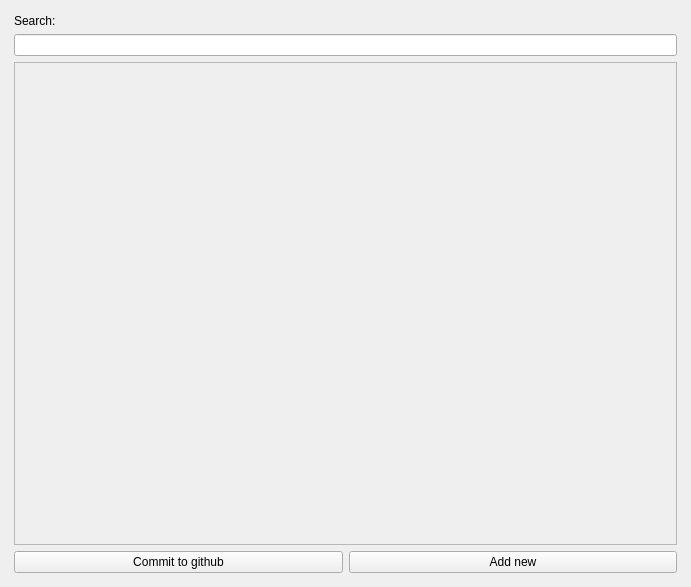
This is UI/json_editor.ui in TheCodingJsoftware/HBNI-Audio-Stream-Recorder as Qt 5 draws it before an edit. The edited form follows.
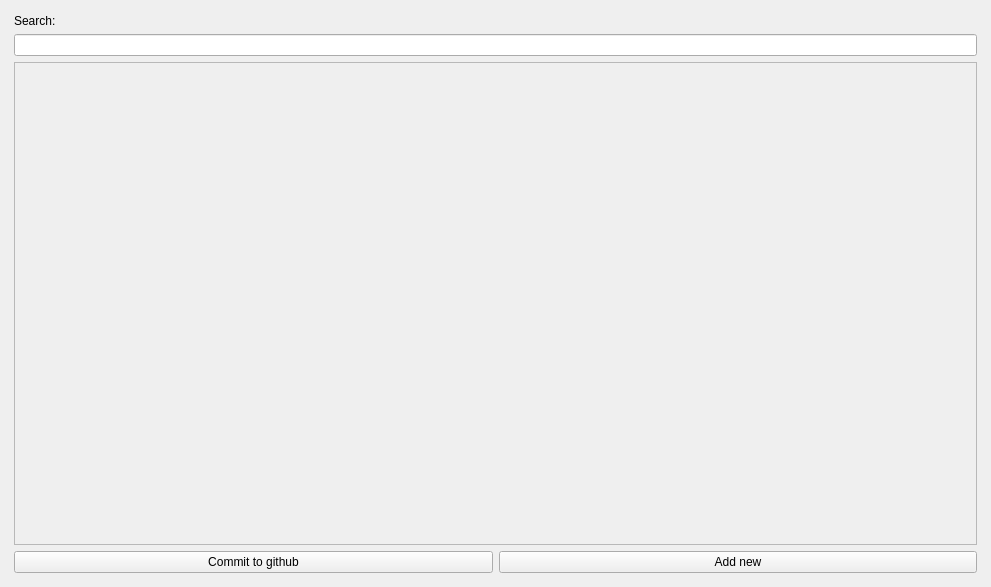
This is the edited form.

What changed in the file:
```diff
--- a/UI/json_editor.ui
+++ b/UI/json_editor.ui
@@ -6,7 +6,7 @@
    <rect>
     <x>0</x>
     <y>0</y>
-    <width>691</width>
+    <width>991</width>
     <height>587</height>
    </rect>
   </property>
```
